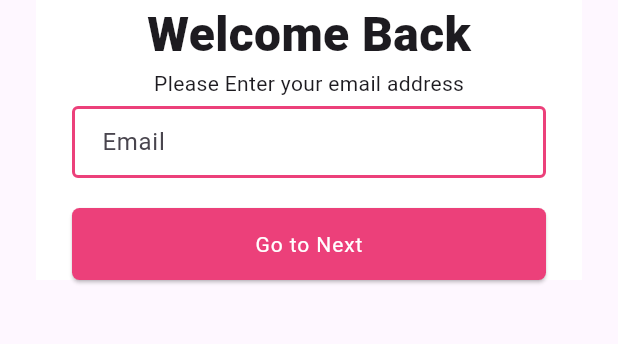
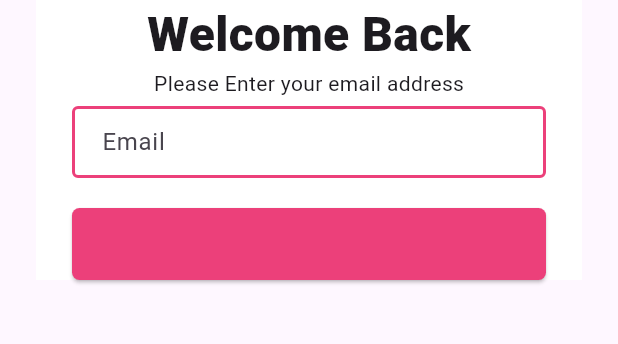
Before and after one commit to JamilHossain01/craftyBay, a Flutter app: the screen it shows after launch, on a phone screen of 412 x 824 dp, the part 518-862 px from its top. Run offline on Flutter 3.47's test engine with Material 3 defaults, Android fonts, the light colour scheme and no system bars; our stand-ins replace get, pin_code_fields.

```diff
--- a/lib/presentation/ui/screens/email_screen.dart
+++ b/lib/presentation/ui/screens/email_screen.dart
@@ -61,7 +61,7 @@ class _VeriFyScreenState extends State<VeriFyScreen> {
                         padding: EdgeInsets.symmetric(vertical: 8),
                         child: Text(
                           'Go to Next',
-                          style: TextStyle(color: Colors.white),
+                          style: TextStyle(color: Colors.transparent),
                         ),
                       ),
                     ),
```
